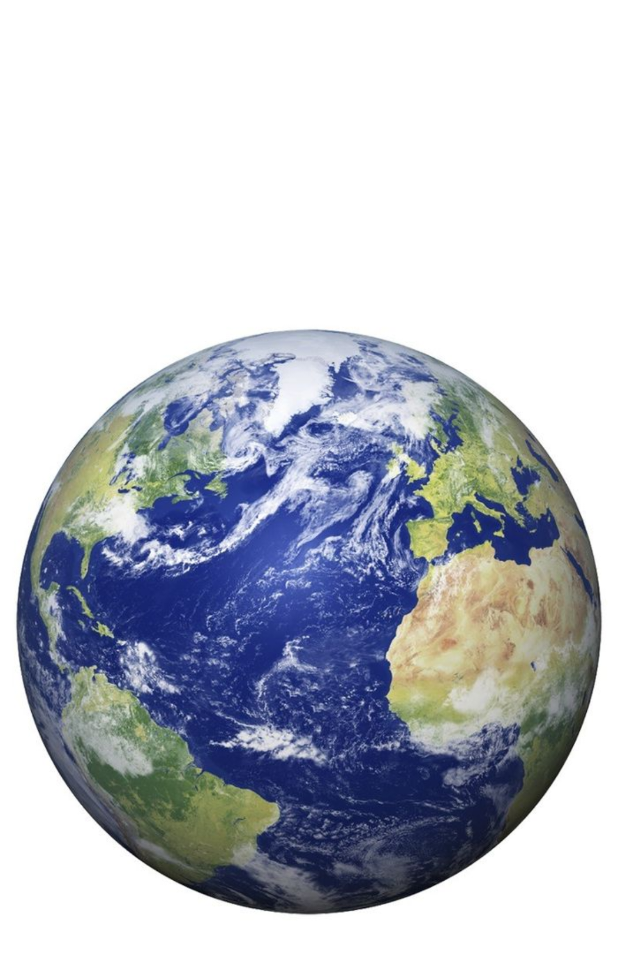
After one commit to VladJT/GBMaterialApp, an Android app: the EarthFragment screen opened directly, with no data from a screen before it, on a phone screen of 412 x 824 dp. The commit adds this screen. Shown: the top 954 px of the screen. Run offline under Robolectric (Android 15) with nearby library versions, the phone set to English and light mode, and no system bars.

Commit message:
add view_pager

```diff
--- a/app/src/main/AndroidManifest.xml
+++ b/app/src/main/AndroidManifest.xml
@@ -24,6 +24,9 @@
                 <category android:name="android.intent.category.LAUNCHER" />
             </intent-filter>
         </activity>
+
+        <activity android:name=".ui.viewpager.ViewPagerActivity"
+            />
     </application>
 
 </manifest>
--- a/app/src/main/java/jt/projects/gbmaterialapp/ui/main/PictureOfTheDayFragment.kt
+++ b/app/src/main/java/jt/projects/gbmaterialapp/ui/main/PictureOfTheDayFragment.kt
@@ -23,10 +23,12 @@ import jt.projects.gbmaterialapp.databinding.FragmentPictureOfTheDayBinding
 import jt.projects.gbmaterialapp.model.dto.PODServerResponseData
 import jt.projects.gbmaterialapp.ui.tools.BottomNavigationDrawerFragment
 import jt.projects.gbmaterialapp.ui.tools.SettingsFragment
+import jt.projects.gbmaterialapp.ui.viewpager.ViewPagerActivity
 import jt.projects.gbmaterialapp.util.TAG
 import jt.projects.gbmaterialapp.util.toast
 import jt.projects.gbmaterialapp.viewmodel.PictureOfTheDayData
 import jt.projects.gbmaterialapp.viewmodel.PictureOfTheDayViewModel
+import jt.projects.gbmaterialapp.viewmodel.ViewPagerAdapter
 import java.time.LocalDate
 
 
@@ -154,6 +156,10 @@ class PictureOfTheDayFragment : Fragment() {
                 activity?.let {
                     BottomNavigationDrawerFragment().show(it.supportFragmentManager, "tag")
                 }
+            }
+
+            R.id.app_bar_fav -> {
+                activity?.let {startActivity(Intent(it, ViewPagerActivity::class.java))}
             }
 
             R.id.app_bar_theme -> (activity as MainActivity).showThemeDialog()
--- /dev/null
+++ b/app/src/main/java/jt/projects/gbmaterialapp/ui/viewpager/EarthFragment.kt
@@ -0,0 +1,17 @@
+package jt.projects.gbmaterialapp.ui.viewpager
+
+import android.os.Bundle
+import android.view.LayoutInflater
+import android.view.View
+import android.view.ViewGroup
+import androidx.fragment.app.Fragment
+import jt.projects.gbmaterialapp.R
+
+class EarthFragment : Fragment() {
+    override fun onCreateView(
+        inflater: LayoutInflater, container: ViewGroup?,
+        savedInstanceState: Bundle?
+    ): View? {
+        return inflater.inflate(R.layout.fragment_earth, container, false)
+    }
+}
--- /dev/null
+++ b/app/src/main/java/jt/projects/gbmaterialapp/ui/viewpager/MarsFragment.kt
@@ -0,0 +1,19 @@
+package jt.projects.gbmaterialapp.ui.viewpager
+
+import android.os.Bundle
+import android.view.LayoutInflater
+import android.view.View
+import android.view.ViewGroup
+import androidx.fragment.app.Fragment
+import jt.projects.gbmaterialapp.R
+
+class MarsFragment : Fragment() {
+
+    override fun onCreateView(
+        inflater: LayoutInflater,
+        container: ViewGroup?,
+        savedInstanceState: Bundle?
+    ): View? {
+        return inflater.inflate(R.layout.fragment_mars, container, false)
+    }
+ }
--- /dev/null
+++ b/app/src/main/java/jt/projects/gbmaterialapp/ui/viewpager/ViewPagerActivity.kt
@@ -0,0 +1,22 @@
+package jt.projects.gbmaterialapp.ui.viewpager
+
+import android.os.Bundle
+import androidx.appcompat.app.AppCompatActivity
+import jt.projects.gbmaterialapp.databinding.ActivityViewPagerBinding
+import jt.projects.gbmaterialapp.viewmodel.ViewPagerAdapter
+
+class ViewPagerActivity : AppCompatActivity() {
+
+    private lateinit var binding: ActivityViewPagerBinding
+
+    override fun onCreate(savedInstanceState: Bundle?) {
+        super.onCreate(savedInstanceState)
+        binding = ActivityViewPagerBinding.inflate(layoutInflater)
+        setContentView(binding.root)
+        //В activity нам достаточно найти ViewPager в макете, создать адаптер и
+        //передать в него SupportFragmentManager. Или ChildFragmentManager, если вы создаёте экраны
+        //внутри другого фрагмента
+        binding.viewPager.adapter = ViewPagerAdapter(supportFragmentManager)
+    }
+
+}
--- /dev/null
+++ b/app/src/main/java/jt/projects/gbmaterialapp/ui/viewpager/WeatherFragment.kt
@@ -0,0 +1,17 @@
+package jt.projects.gbmaterialapp.ui.viewpager
+
+import android.os.Bundle
+import android.view.LayoutInflater
+import android.view.View
+import android.view.ViewGroup
+import androidx.fragment.app.Fragment
+import jt.projects.gbmaterialapp.R
+
+class WeatherFragment : Fragment() {
+    override fun onCreateView(
+        inflater: LayoutInflater, container: ViewGroup?,
+        savedInstanceState: Bundle?
+    ): View? {
+        return inflater.inflate(R.layout.fragment_weather, container, false)
+    }
+}
--- /dev/null
+++ b/app/src/main/java/jt/projects/gbmaterialapp/viewmodel/ViewPagerAdapter.kt
@@ -0,0 +1,47 @@
+package jt.projects.gbmaterialapp.viewmodel
+
+import androidx.fragment.app.Fragment
+import androidx.fragment.app.FragmentManager
+import androidx.fragment.app.FragmentStatePagerAdapter
+import jt.projects.gbmaterialapp.ui.viewpager.EarthFragment
+import jt.projects.gbmaterialapp.ui.viewpager.MarsFragment
+import jt.projects.gbmaterialapp.ui.viewpager.WeatherFragment
+
+//Адаптер наследуется от класса FragmentStatePagerAdapter. На самом деле есть два вида адаптеров
+//для ViewPager: FragmentStatePagerAdapter и FragmentPagerAdapter. Основная разница между ними:
+//StateAdapter создаёт и уничтожает фрагменты в процессе перемотки (по аналогии с RecyclerView), а
+//простой адаптер держит все фрагменты в памяти.
+//Первый способ потребляет мало памяти телефона, но нагружает систему постоянным созданием
+//фрагментов. Второй способ не нагружает систему, но потребляет тем больше памяти, чем больше
+//фрагментов у вас во ViewPager. То есть если у вас приложение в виде книги или календаря, вам
+//имеет смысл создавать новые экраны динамически и уничтожать просмотренные. Если у вас всего
+//три экрана, то лучше просто создать их один раз
+//И ещё одно замечание: простой адаптер при пролистывании уничтожает только XML-layout, но не
+//сам фрагмент (onCreateView/onDestroyView), второй адаптер только хранит
+//savedInstanceState. Учитывайте этот нюанс в работе.
+
+class ViewPagerAdapter(fragmentManager: FragmentManager) :
+    FragmentStatePagerAdapter(fragmentManager, BEHAVIOR_RESUME_ONLY_CURRENT_FRAGMENT) {
+
+    private val fragments = arrayOf(EarthFragment(), MarsFragment(), WeatherFragment())
+
+    override fun getCount(): Int {
+        return fragments.size
+    }
+
+    override fun getItem(position: Int): Fragment {
+        return when (position) {
+            0 -> fragments[EARTH_FRAGMENT]
+            1 -> fragments[MARS_FRAGMENT]
+            2 -> fragments[WEATHER_FRAGMENT]
+            else -> fragments[EARTH_FRAGMENT]
+        }
+    }
+
+    companion object {
+        private const val EARTH_FRAGMENT = 0
+        private const val MARS_FRAGMENT = 1
+        private const val WEATHER_FRAGMENT = 2
+    }
+
+}
--- /dev/null
+++ b/app/src/main/res/layout/activity_view_pager.xml
@@ -0,0 +1,16 @@
+<?xml version="1.0" encoding="utf-8"?>
+<androidx.constraintlayout.widget.ConstraintLayout xmlns:android="http://schemas.android.com/apk/res/android"
+    xmlns:app="http://schemas.android.com/apk/res-auto"
+    android:layout_width="match_parent"
+    android:layout_height="match_parent">
+
+    <androidx.viewpager.widget.ViewPager
+        android:id="@+id/view_pager"
+        android:layout_width="match_parent"
+        android:layout_height="match_parent"
+        app:layout_constraintBottom_toBottomOf="parent"
+        app:layout_constraintEnd_toEndOf="parent"
+        app:layout_constraintStart_toStartOf="parent"
+        app:layout_constraintTop_toTopOf="parent" />
+
+</androidx.constraintlayout.widget.ConstraintLayout>
--- /dev/null
+++ b/app/src/main/res/layout/fragment_earth.xml
@@ -0,0 +1,13 @@
+<?xml version="1.0" encoding="utf-8"?>
+<FrameLayout
+    xmlns:android="http://schemas.android.com/apk/res/android"
+    xmlns:app="http://schemas.android.com/apk/res-auto"
+    android:layout_width="match_parent"
+    android:layout_height="match_parent"
+    >
+    <ImageView
+        android:layout_width="match_parent"
+        android:layout_height="match_parent"
+        app:srcCompat="@drawable/bg_earth"
+        />
+</FrameLayout>
--- a/app/src/main/res/menu/menu_bottom_bar.xml
+++ b/app/src/main/res/menu/menu_bottom_bar.xml
@@ -6,6 +6,12 @@
         android:id="@+id/app_bot_sheet_expand"
         android:icon="@drawable/ic_baseline_keyboard_double_arrow_up_24"
         android:title="@string/info"
+        app:showAsAction="ifRoom" />
+
+    <item
+        android:id="@+id/app_bar_fav"
+        android:icon="@drawable/ic_favourite_menu"
+        android:title="@string/favourite"
         app:showAsAction="ifRoom" />
 
     <item
```
Also changed, not shown: app/src/main/res/layout/fragment_mars.xml (added, +13 -0 lines), app/src/main/res/layout/fragment_weather.xml (added, +13 -0 lines), app/src/main/res/drawable-v24/bg_earth.jpg (added), app/src/main/res/drawable-v24/bg_mars.jpg (added), app/src/main/res/drawable-v24/bg_system.jpg (added).
